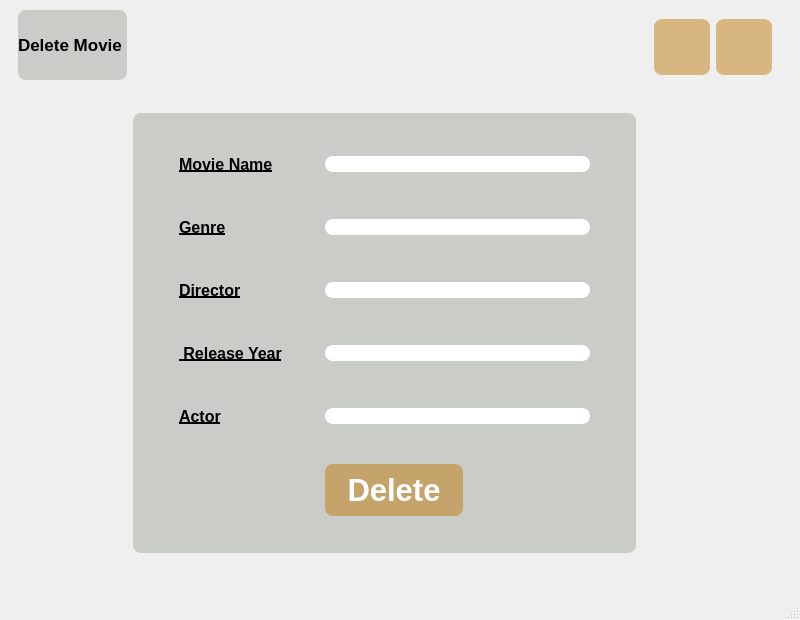
Old version of the form delete_movie.ui in the repository ItsArtaz/cinema_management.
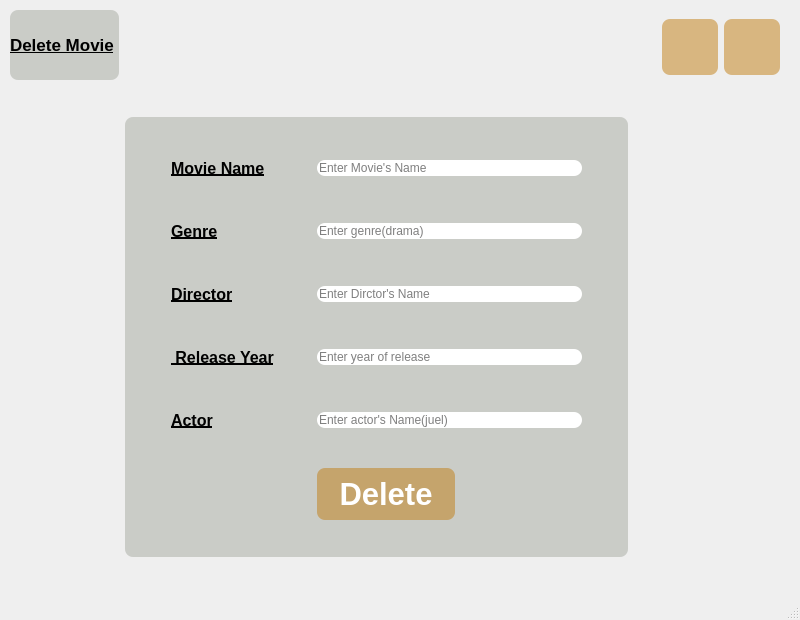
New version of the form. Icons and pictures are not drawn.

Commit message: Edit movie page designed and coded

```diff
--- a/delete_movie.ui
+++ b/delete_movie.ui
@@ -85,13 +85,16 @@
      <widget class="QWidget" name="gridWidget" native="true">
       <layout class="QGridLayout" name="gridLayout">
        <property name="leftMargin">
-        <number>9</number>
+        <number>1</number>
        </property>
        <property name="topMargin">
         <number>1</number>
        </property>
+       <property name="rightMargin">
+        <number>1</number>
+       </property>
        <property name="bottomMargin">
-        <number>9</number>
+        <number>1</number>
        </property>
        <item row="0" column="1">
         <spacer name="horizontalSpacer">
@@ -345,6 +348,12 @@
               <height>0</height>
              </size>
             </property>
+            <property name="text">
+             <string/>
+            </property>
+            <property name="placeholderText">
+             <string>Enter year of release</string>
+            </property>
            </widget>
           </item>
           <item row="0" column="1">
@@ -361,6 +370,9 @@
               <height>0</height>
              </size>
             </property>
+            <property name="placeholderText">
+             <string>Enter Movie's Name</string>
+            </property>
            </widget>
           </item>
           <item row="4" column="1">
@@ -377,6 +389,9 @@
               <height>0</height>
              </size>
             </property>
+            <property name="placeholderText">
+             <string>Enter actor's Name(juel)</string>
+            </property>
            </widget>
           </item>
           <item row="5" column="1">
@@ -419,6 +434,9 @@
               <height>0</height>
              </size>
             </property>
+            <property name="placeholderText">
+             <string>Enter genre(drama)</string>
+            </property>
            </widget>
           </item>
           <item row="0" column="0">
@@ -516,6 +534,9 @@
               <height>0</height>
              </size>
             </property>
+            <property name="placeholderText">
+             <string>Enter Dirctor's Name</string>
+            </property>
            </widget>
           </item>
          </layout>
@@ -528,6 +549,7 @@
            <pointsize>13</pointsize>
            <weight>75</weight>
            <bold>true</bold>
+           <underline>true</underline>
           </font>
          </property>
          <property name="text">
```
The commit also changes 12 other files.
